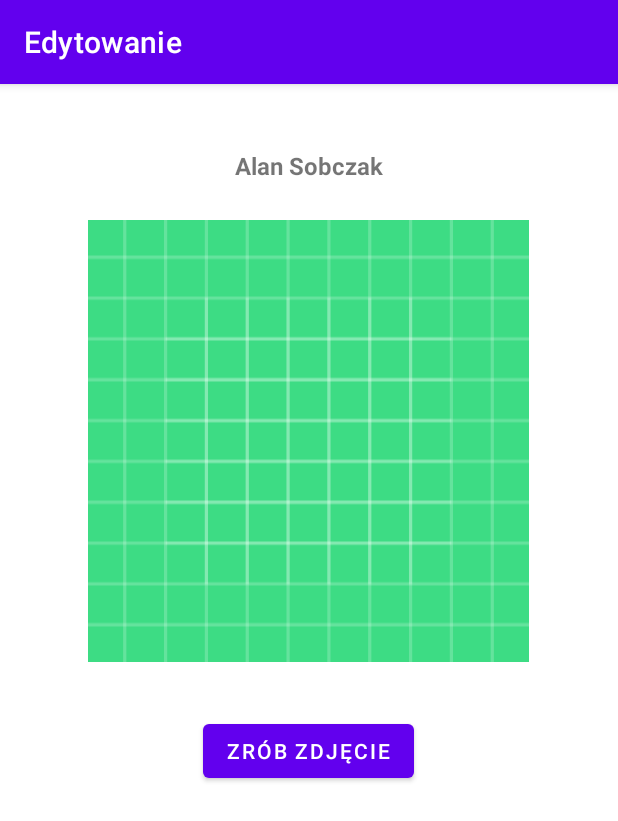
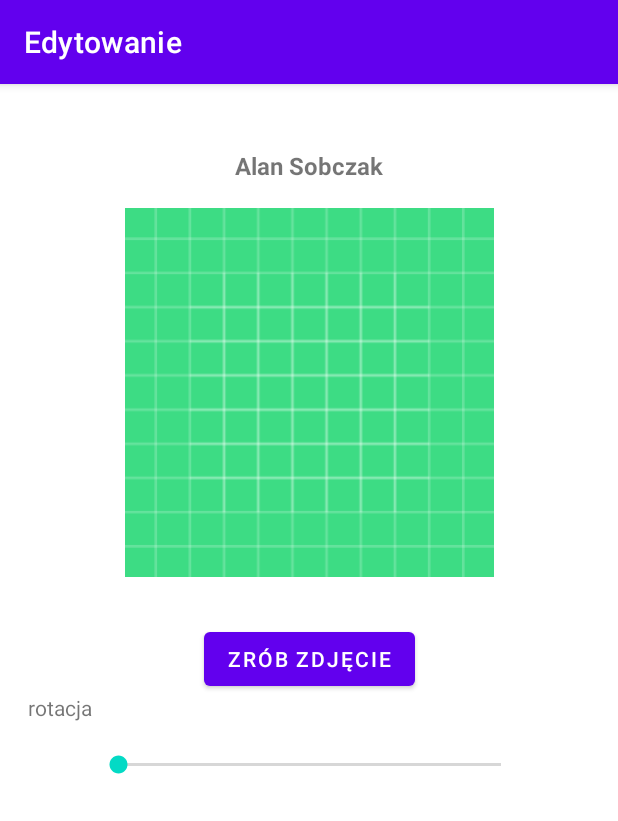
Before and after one commit to alansob/Edytowanie, an Android app: the screen it shows after launch (MainActivity), on a phone screen of 412 x 824 dp. Shown: the top 821 px of the screen. Run offline under Robolectric (Android 15) with nearby library versions, the phone set to English and light mode, and no system bars.

```diff
--- a/app/src/main/java/com/fpp/edytowanie/MainActivity.java
+++ b/app/src/main/java/com/fpp/edytowanie/MainActivity.java
@@ -14,11 +14,16 @@ import android.provider.MediaStore;
 import android.view.View;
 import android.widget.Button;
 import android.widget.ImageView;
+import android.widget.SeekBar;
+import android.widget.TextView;
 
 public class MainActivity extends AppCompatActivity {
 
     ImageView imageView;
     Button button;
+    SeekBar rotate;
+    TextView textview;
+
     @Override
     protected void onCreate(Bundle savedInstanceState) {
         super.onCreate(savedInstanceState);
@@ -26,6 +31,8 @@ public class MainActivity extends AppCompatActivity {
 
         imageView = findViewById(R.id.imageview);
         button = findViewById(R.id.button);
+        rotate = findViewById(R.id.rot);
+        textview = findViewById(R.id. textView);
 
 
         if(ContextCompat.checkSelfPermission(MainActivity.this, Manifest.permission.CAMERA)
@@ -42,6 +49,25 @@ public class MainActivity extends AppCompatActivity {
                 startActivityForResult(intent, 100);
             }
         });
+
+        rotate.setOnSeekBarChangeListener(new SeekBar.OnSeekBarChangeListener()
+        {
+            @Override
+            public void onProgressChanged(SeekBar seekBar, int progress, boolean b) {
+                textview.setText("Rotacja " + String.valueOf(progress));
+                imageView.setRotation(imageView.getRotation() + 1);
+            }
+
+            @Override
+            public void onStartTrackingTouch(SeekBar seekBar) {
+
+            }
+
+            @Override
+            public void onStopTrackingTouch(SeekBar seekBar) {
+
+            }
+        });
     }
 
     @Override
--- a/app/src/main/res/layout/activity_main.xml
+++ b/app/src/main/res/layout/activity_main.xml
@@ -20,14 +20,13 @@
 
     <ImageView
         android:id="@+id/imageview"
-        android:layout_width="294dp"
-        android:layout_height="296dp"
+        android:layout_width="267dp"
+        android:layout_height="246dp"
         app:layout_constraintBottom_toBottomOf="parent"
         app:layout_constraintEnd_toEndOf="parent"
-        app:layout_constraintHorizontal_bias="0.495"
         app:layout_constraintStart_toStartOf="parent"
         app:layout_constraintTop_toTopOf="parent"
-        app:layout_constraintVertical_bias="0.19"
+        app:layout_constraintVertical_bias="0.158"
         app:srcCompat="@drawable/ic_launcher_background" />
 
     <Button
@@ -37,9 +36,32 @@
         android:text="Zrób zdjęcie"
         app:layout_constraintBottom_toBottomOf="parent"
         app:layout_constraintEnd_toEndOf="parent"
-        app:layout_constraintHorizontal_bias="0.498"
         app:layout_constraintStart_toStartOf="parent"
         app:layout_constraintTop_toTopOf="parent"
-        app:layout_constraintVertical_bias="0.584" />
+        app:layout_constraintVertical_bias="0.499" />
+
+    <SeekBar
+        android:id="@+id/rot"
+        android:layout_width="287dp"
+        android:layout_height="33dp"
+        android:progress="0"
+        android:max="100"
+        app:layout_constraintBottom_toBottomOf="parent"
+        app:layout_constraintEnd_toEndOf="parent"
+        app:layout_constraintStart_toStartOf="parent"
+        app:layout_constraintTop_toTopOf="parent"
+        app:layout_constraintVertical_bias="0.595" />
+
+    <TextView
+        android:id="@+id/textView"
+        android:layout_width="45dp"
+        android:layout_height="24dp"
+        android:text="rotacja"
+        app:layout_constraintBottom_toBottomOf="parent"
+        app:layout_constraintEnd_toEndOf="parent"
+        app:layout_constraintHorizontal_bias="0.051"
+        app:layout_constraintStart_toStartOf="parent"
+        app:layout_constraintTop_toTopOf="parent"
+        app:layout_constraintVertical_bias="0.546" />
 
 </androidx.constraintlayout.widget.ConstraintLayout>
```
